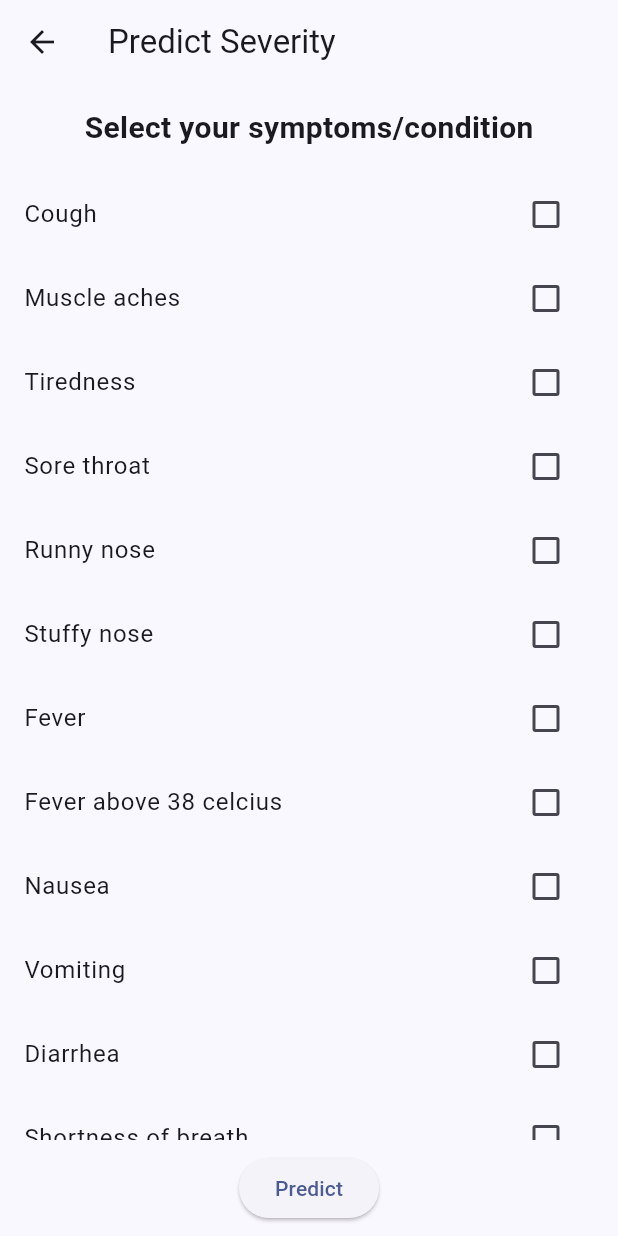
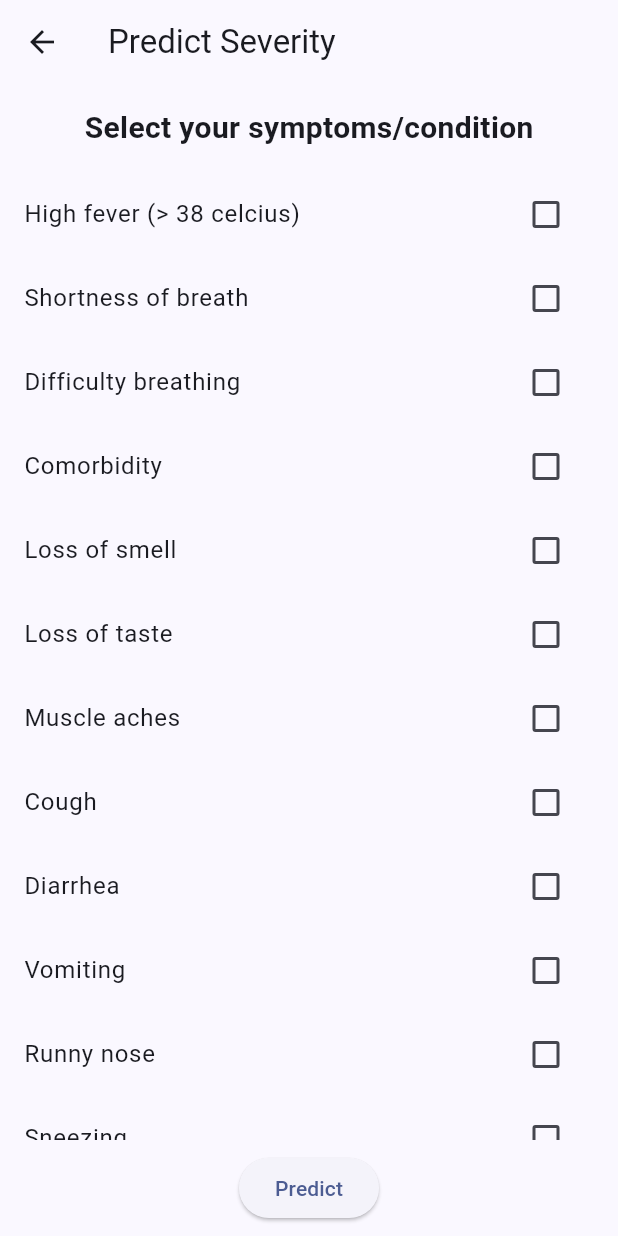
Before and after one commit to noctwilliam/influenza-flutter, a Flutter app: the PredictView screen opened by its route, after a tap on "Predict", on a phone screen of 412 x 824 dp. Run offline on Flutter 3.47's test engine with Material 3 defaults, Android fonts, the phone set to English and light mode, and no system bars; our stand-ins replace cloud_firestore, firebase_auth, firebase_core, go_router, hooks_riverpod; accounts and stored records are empty; network calls fail.

Commit message:
W14 - changed routing using goNamed - changed features on predict

```diff
--- a/lib/views/login_view.dart
+++ b/lib/views/login_view.dart
@@ -82,10 +82,10 @@ class _LoginViewState extends State<LoginView> {
                       final user = AuthService.firebase().currentUser;
                       if (user?.isEmailVerified ?? false) {
                         // user's email is verified
-                        goRouter.pushReplacementNamed('home');
+                        goRouter.goNamed('home');
                       } else {
                         // user's email is not verified
-                        goRouter.pushReplacementNamed('verify');
+                        goRouter.goNamed('verify');
                       }
                     } on UserNotFoundAuthException {
                       await showErrorDialog(
--- a/lib/views/predict_view.dart
+++ b/lib/views/predict_view.dart
@@ -23,23 +23,18 @@ class _PredictViewState extends ConsumerState<PredictView> {
   final severityProvider = StateProvider<String>((ref) => '');
 
   Map<String, bool> symptoms = {
-    "cough": false,
-    "muscle_aches": false,
-    "tiredness": false,
-    "sore_throat": false,
-    "runny_nose": false,
-    "stuffy_nose": false,
-    "fever": false,
-    "fever_above_38_celcius": false,
-    "nausea": false,
-    "vomiting": false,
-    "diarrhea": false,
+    "high_fever_(>_38_celcius)": false,
     "shortness_of_breath": false,
     "difficulty_breathing": false,
+    "comorbidity": false,
+    "loss_of_smell": false,
     "loss_of_taste": false,
-    "loss_of_smell": false,
-    "sneezing": false,
-    "comorbidity": false,
+    "muscle_aches": false,
+    "cough": false,
+    "diarrhea": false,
+    "vomiting": false,
+    "runny_nose": false,
+    "sneezing": false
   };
 
   Future<String> makeRequest() async {
@@ -50,7 +45,7 @@ class _PredictViewState extends ConsumerState<PredictView> {
     Map<String, int> originalSymptoms =
         symptoms.map((key, value) => MapEntry(key, value ? 1 : 0));
     // remove symptoms that are not needed for the API request
-    symptomsForApi.remove('fever_above_38_celcius');
+    symptomsForApi.remove('high_fever_(>_38_celcius)');
     symptomsForApi.remove('comorbidity');
     var body = jsonEncode(symptomsForApi);
     var response = await http.post(
@@ -58,7 +53,6 @@ class _PredictViewState extends ConsumerState<PredictView> {
       headers: {"Content-Type": "application/json"},
       body: body,
     );
-    debugPrint(body);
     // error-handling
     if (response.statusCode == 200) {
       debugPrint('Success!');
```
Also changed, not shown: 1 other file.
